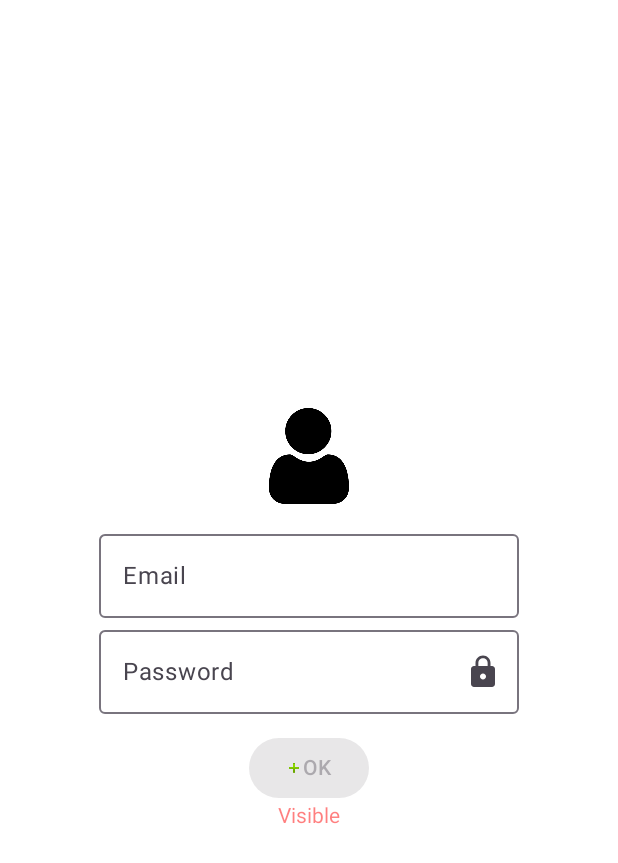
After one commit to MinaFayezN/BM-Internship, an Android app built with Jetpack Compose: the @Preview function LoginScreen, on a phone screen of 412 x 824 dp. The commit adds this screen. Shown: the top 863 px of the screen. Run offline under Robolectric (Android 15) with nearby library versions, the phone set to English and light mode, and no system bars.

Commit message:
Session 09
- Compose Components 03

```diff
--- /dev/null
+++ b/app/src/main/java/dev/mina/internship/ui/screens/login/LoginScreen.kt
@@ -0,0 +1,125 @@
+package dev.mina.internship.ui.screens.login
+
+import android.util.Log
+import androidx.compose.animation.AnimatedContent
+import androidx.compose.animation.AnimatedVisibility
+import androidx.compose.foundation.Image
+import androidx.compose.foundation.layout.Arrangement
+import androidx.compose.foundation.layout.Column
+import androidx.compose.foundation.layout.Spacer
+import androidx.compose.foundation.layout.fillMaxSize
+import androidx.compose.foundation.layout.height
+import androidx.compose.foundation.layout.size
+import androidx.compose.foundation.text.KeyboardOptions
+import androidx.compose.material.icons.Icons
+import androidx.compose.material.icons.filled.Lock
+import androidx.compose.material3.Button
+import androidx.compose.material3.ButtonDefaults
+import androidx.compose.material3.ExperimentalMaterial3Api
+import androidx.compose.material3.Icon
+import androidx.compose.material3.IconButton
+import androidx.compose.material3.OutlinedTextField
+import androidx.compose.material3.Text
+import androidx.compose.runtime.Composable
+import androidx.compose.runtime.getValue
+import androidx.compose.runtime.mutableStateOf
+import androidx.compose.runtime.remember
+import androidx.compose.runtime.setValue
+import androidx.compose.ui.Alignment
+import androidx.compose.ui.Modifier
+import androidx.compose.ui.draw.alpha
+import androidx.compose.ui.graphics.Color
+import androidx.compose.ui.res.painterResource
+import androidx.compose.ui.text.TextStyle
+import androidx.compose.ui.text.input.KeyboardType
+import androidx.compose.ui.text.input.PasswordVisualTransformation
+import androidx.compose.ui.text.input.VisualTransformation
+import androidx.compose.ui.tooling.preview.Preview
+import androidx.compose.ui.unit.dp
+import dev.mina.internship.R
+
+@OptIn(ExperimentalMaterial3Api::class)
+@Preview(showBackground = true)
+@Composable
+fun LoginScreen() {
+    Column(
+        modifier = Modifier.fillMaxSize(),
+        verticalArrangement = Arrangement.Center,
+        horizontalAlignment = Alignment.CenterHorizontally
+    ) {
+        var email: String by remember { mutableStateOf("") }
+        var password: String by remember { mutableStateOf("") }
+        var clicked: Boolean by remember { mutableStateOf(false) }
+        var showPassword: Boolean by remember { mutableStateOf(false) }
+
+        Image(
+            modifier = Modifier.size(64.dp),
+            painter = painterResource(id = R.drawable.user),
+            contentDescription = ""
+        )
+        Spacer(modifier = Modifier.height(12.dp))
+        OutlinedTextField(
+            value = email,
+            label = { Text(text = "Email") },
+            keyboardOptions = KeyboardOptions(keyboardType = KeyboardType.Email),
+            onValueChange = { newValue ->
+                email = newValue
+                if (email.isEmpty()) clicked = false
+            }
+        )
+
+        OutlinedTextField(
+            value = password,
+            label = { Text(text = "Password") },
+            visualTransformation = if (showPassword) VisualTransformation.None else PasswordVisualTransformation(),
+            onValueChange = { newValue ->
+                password = newValue
+            },
+            trailingIcon = {
+                IconButton(onClick = {
+                    showPassword = showPassword.not()
+                }) {
+                    Icon(imageVector = Icons.Filled.Lock, contentDescription = "")
+                }
+            }
+        )
+
+        Spacer(modifier = Modifier.height(12.dp))
+        Button(
+            colors = ButtonDefaults.buttonColors(),
+            enabled = email.isNotEmpty(),
+            onClick = {
+                clicked = true
+                Log.d("Click", "Clicked")
+            }
+        ) {
+            Image(
+                modifier = Modifier.size(12.dp),
+                painter = painterResource(id = android.R.drawable.ic_input_add),
+                contentDescription = ""
+            )
+            Text(text = "OK")
+        }
+        AnimatedVisibility(visible = clicked) {
+            Text(text = "Hello $email")
+        }
+
+//        if (clicked) {
+//            Text(text = "Hello $email")
+//            Text(text = "Hello $email")
+//            Text(text = "Hello $email")
+//            Text(text = "Hello $email")
+//            Text(text = "Hello $email")
+//            Text(text = "Hello $email")
+//            Text(text = "Hello $email")
+//            Text(text = "Hello $email")
+//            Text(text = "Hello $email")
+//            Text(text = "Hello $email")
+//        }
+        Text(
+            text = "Visible",
+            Modifier.alpha(.5f),
+            style = TextStyle(color = if (email.isNotEmpty()) Color.DarkGray else Color.Red)
+        )
+    }
+}
```
Also changed, not shown: app/src/main/java/dev/mina/internship/MainActivity.kt (+81 -20 lines), app/src/main/java/dev/mina/internship/ui/screens/details/DetailsScreen.kt (added, +11 -0 lines), app/src/main/res/drawable/user.png (added).
